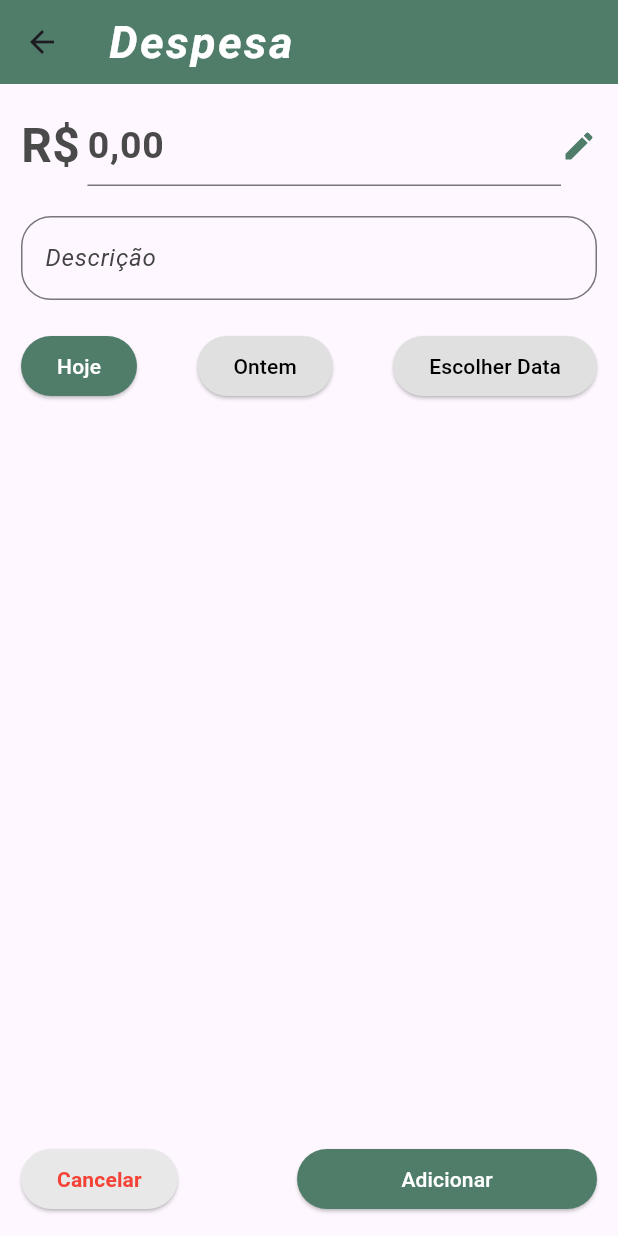
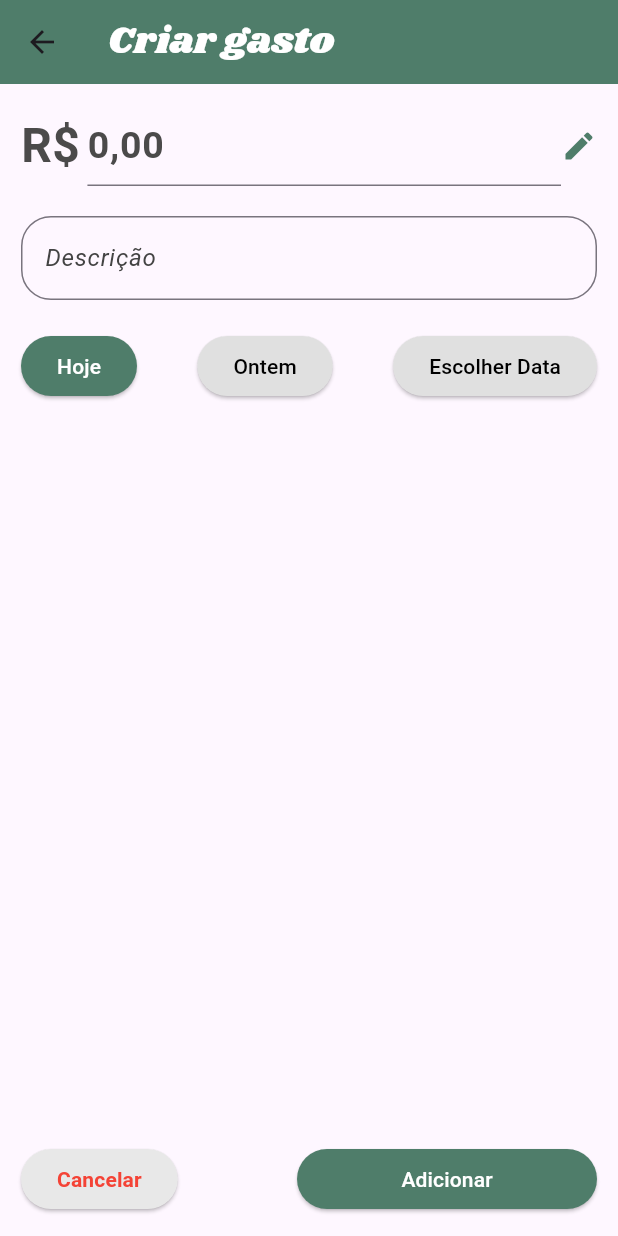
Before and after one commit to neiven13/GestaoFinanceiraApp, a Flutter app: the screen it shows after launch, after a tap on the "add" icon, on a phone screen of 412 x 824 dp. Run offline on Flutter 3.47's test engine with Material 3 defaults, Android fonts, the phone set to English and light mode, and no system bars; our stand-ins replace sqflite; accounts and stored records are empty.

Commit message:
resolvendo bugs e adicionando fonte à tela de criar

```diff
--- a/lib/src/data/conexao_banco_de_dados.dart
+++ b/lib/src/data/conexao_banco_de_dados.dart
@@ -1,5 +1,4 @@
 import 'dart:async';
-
 import 'package:flutter/widgets.dart';
 import 'package:path/path.dart';
 import 'package:sqflite/sqflite.dart';
@@ -29,8 +28,8 @@ class ConexaoBancoDeDados {
       bancoDeDados = await openDatabase(
         databasePath,
         version: 1,
-        onCreate: (db, version) => {
-          db.execute(criarTabelaGastos)
+        onCreate: (db, version) async {
+          await db.execute(criarTabelaGastos);
         },
       );
     }
--- a/lib/src/data/scripts.dart
+++ b/lib/src/data/scripts.dart
@@ -2,11 +2,11 @@ const criarTabelaGastos = '''
 CREATE TABLE gastos (
   id INTEGER PRIMARY KEY,
   descricao VARCHAR(80) NOT NULL,
-  valorGasto REAL NOT NULL,
-  dataGasto TEXT NOT NULL
+  valor REAL NOT NULL,
+  data TEXT NOT NULL
 );
 ''';
 
 const adicionarGasto = '''
-INSERT INTO gastos (descricao,valorGasto,dataGasto) VALUES(?,?,?)
+INSERT INTO gastos (descricao,valor,data) VALUES(?,?,?)
 ''';
--- a/lib/src/data/services/gasto_repositorio.dart
+++ b/lib/src/data/services/gasto_repositorio.dart
@@ -10,9 +10,10 @@ class GastoRepositorio {
     List<Map<String,Object?>>? mapeamentoDeGastos = await _banco?.query('gastos');
 
     final separadorData = '-';
-    final indiceAno = 0;
+    final separadorDataHora = ' ';
+    final indiceAnoEDIa = 0;
     final indiceMes = 1;
-    final indiceDia = 2;
+    final indiceDataHora = 2;
 
     if(mapeamentoDeGastos!.isNotEmpty) {
       return [
@@ -27,9 +28,9 @@ class GastoRepositorio {
           descricao: descricao,
           valor: valor,
           data: DateTime(
-            int.parse(data.split(separadorData)[indiceAno]),
+            int.parse(data.split(separadorData)[indiceAnoEDIa]),
             int.parse(data.split(separadorData)[indiceMes]),
-            int.parse(data.split(separadorData)[indiceDia])
+            int.parse(data.split(separadorData)[indiceDataHora].split(separadorDataHora)[indiceAnoEDIa])
           )
         ),
       ];
@@ -40,7 +41,7 @@ class GastoRepositorio {
   Future<void> inserirGasto(GastoModel gasto) async {
     var sql = adicionarGasto;
     await _banco?.rawInsert(sql,
-        [gasto.descricao, gasto.valor, gasto.data.toIso8601String()]);
+        [gasto.descricao, gasto.valor, gasto.data.toString()]);
   }
 
   void deletar(int id) async {
--- a/lib/src/pages/addgasto_page.dart
+++ b/lib/src/pages/addgasto_page.dart
@@ -1,7 +1,6 @@
 import 'package:flutter/material.dart';
 import 'package:flutter/services.dart';
 import 'package:granago_app/src/controllers/gasto_controller.dart';
-import 'package:granago_app/src/data/services/gasto_repositorio.dart';
 import 'package:granago_app/src/models/valor_gasto_formatter.dart';
 import 'package:granago_app/src/pages/lista.dart';
 
@@ -13,8 +12,7 @@ class AddGastoPage extends StatefulWidget {
 }
 
 class _AddGastoPageState extends State<AddGastoPage> {
-  final TextEditingController _valorController =
-      TextEditingController(text: '0,00');
+  final TextEditingController _valorController = TextEditingController(text: '0,00');
   final TextEditingController _descricaoController = TextEditingController();
   final GastoController _gastoController = GastoController();
   int selectedIndex = 0;
@@ -25,14 +23,15 @@ class _AddGastoPageState extends State<AddGastoPage> {
   Widget build(BuildContext context) {
     return Scaffold(
       appBar: AppBar(
-        title: const Text("Despesa"),
+        title: const Text(
+          "Criar gasto",
+          style: TextStyle(
+            color: Color.fromARGB(255, 255, 255, 255),
+            fontFamily: 'shrikhand',
+            fontSize: 25
+          ),
+        ),
         backgroundColor: corPrincipal,
-        titleTextStyle: const TextStyle(
-            color: Colors.white,
-            fontWeight: FontWeight.bold,
-            fontSize: 30,
-            fontStyle: FontStyle.italic,
-            letterSpacing: 1.5),
       ),
       body: Padding(
         padding: const EdgeInsets.all(14.0),
@@ -175,11 +174,12 @@ class _AddGastoPageState extends State<AddGastoPage> {
             ),
             ElevatedButton(
               onPressed: () async {
+                const indicadorObterGastos = "obterGastos";
                 await _gastoController.adicionarGasto(
                     descricao: _descricaoController.text,
                     valor: _valorController.text,
                     data: gastoDate);
-                Navigator.pop(context);
+                Navigator.pop(context, indicadorObterGastos);
               },
               style: ElevatedButton.styleFrom(
                 minimumSize: const Size(200, 40),
--- a/lib/src/pages/deletar_gasto.dart
+++ b/lib/src/pages/deletar_gasto.dart
@@ -1,5 +1,6 @@
 import 'package:flutter/material.dart';
 import 'package:granago_app/src/controllers/gasto_controller.dart';
+import 'package:granago_app/src/pages/lista.dart';
 
 class DeletarGasto extends StatelessWidget {
   final id;
@@ -43,8 +44,9 @@ class DeletarGasto extends StatelessWidget {
             // Botão Confirmar
             ElevatedButton(
               onPressed: () {
+                const indicadorObterGastos = "obterGastos";
                 GastoController().deletar(this.id);
-                Navigator.of(context).pop(); // Fecha o diálogo após a exclusão
+                Navigator.of(context).pop(indicadorObterGastos); // Fecha o diálogo após a exclusão
                 ScaffoldMessenger.of(context).showSnackBar(
                   SnackBar(content: Text('Item excluído com sucesso!')),
                 );
--- a/lib/src/pages/lista.dart
+++ b/lib/src/pages/lista.dart
@@ -44,9 +44,13 @@ class _ListaState extends State<Lista> {
       floatingActionButton: FloatingActionButton(
         backgroundColor: const Color.fromARGB(255, 97, 176, 143),
         shape: const CircleBorder(),
-        onPressed: () {
-          Navigator.of(context).push(MaterialPageRoute(
+        onPressed: () async {
+          const indicadorObterGastos = "obterGastos";
+          final resultado = await Navigator.of(context).push(MaterialPageRoute(
             builder: (context) => const AddGastoPage()));
+          if(resultado != null && resultado == indicadorObterGastos) {
+            obterGastos();
+          }
         },
         child: const Icon(
           Icons.add,
@@ -113,15 +117,19 @@ class _ListaState extends State<Lista> {
     );
   }
 
-  void criarDialogoDeletar(int? id, String descricao, double valor) {
+  void criarDialogoDeletar(int? id, String descricao, double valor) async {
     if(id != null) {
-      showDialog(
+      const String indicadorObterGastos = "obterGastos";
+      final resultado = await showDialog(
         context: context,
         builder: (context) => DeletarGasto(
               descricao: descricao,
               id: id,
               valor: valor,
             ));
+      if(resultado != null && resultado == indicadorObterGastos) {
+        obterGastos();
+      }
     }
   }
 }
```
